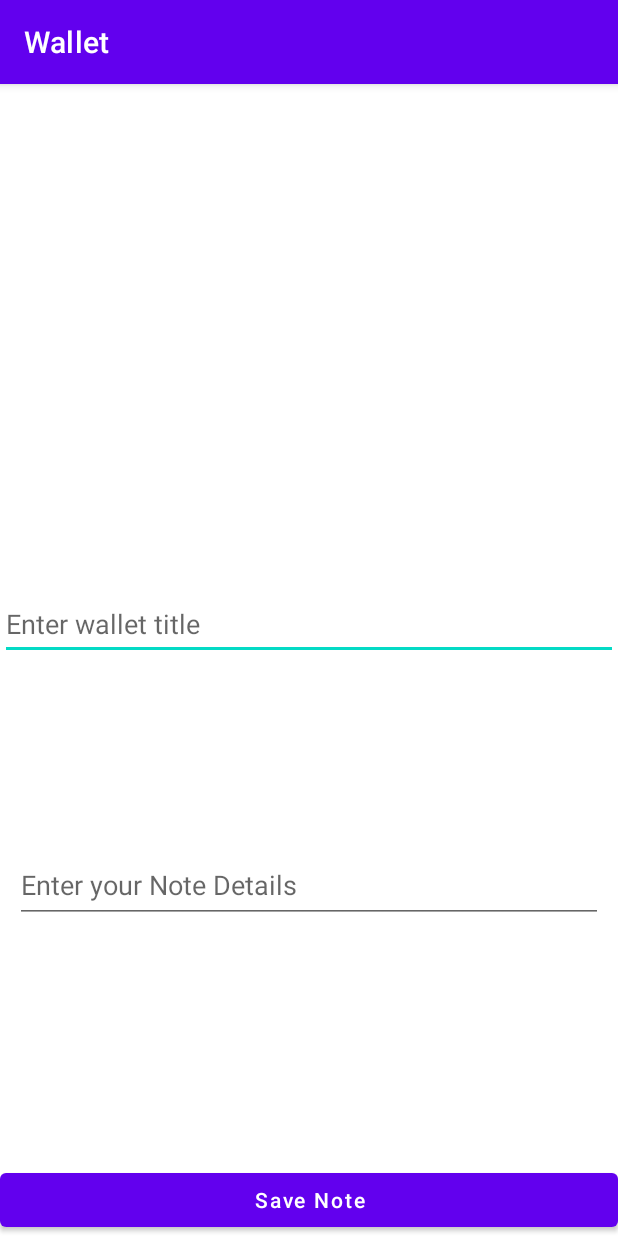
After one commit to boykoss/Wallet, an Android app: the AddOrEditWallet_Activity screen opened directly, with no data from a screen before it, on a phone screen of 412 x 824 dp. The commit adds this screen. Run offline under Robolectric (Android 15) with nearby library versions, the phone set to English and light mode, and no system bars; our stand-ins replace Room's generated code; 1 statement that could not run was skipped.

Commit message:
database first implementation

```diff
--- a/app/src/main/AndroidManifest.xml
+++ b/app/src/main/AndroidManifest.xml
@@ -12,6 +12,12 @@
         android:theme="@style/Theme.Wallet"
         tools:targetApi="31">
         <activity
+            android:name=".AddOrEditWallet_Activity"
+            android:exported="false" />
+        <activity
+            android:name=".MyWallets_Activity"
+            android:exported="false" />
+        <activity
             android:name=".MainActivity"
             android:exported="true">
             <intent-filter>
--- /dev/null
+++ b/app/src/main/java/com/example/wallet/AddOrEditWallet_Activity.kt
@@ -0,0 +1,92 @@
+package com.example.wallet
+
+import android.content.Intent
+import androidx.appcompat.app.AppCompatActivity
+import android.os.Bundle
+import android.widget.Button
+import android.widget.EditText
+import android.widget.Toast
+import androidx.lifecycle.ViewModelProvider
+import com.example.wallet.ViewModel.NoteViewModel
+import com.example.wallet.databinding.ActivityAddOrEditWalletBinding
+import com.example.wallet.databinding.ActivityMyWalletsBinding
+import com.example.wallet.room.Note
+import java.text.SimpleDateFormat
+import java.util.*
+
+class AddOrEditWallet_Activity : AppCompatActivity() {
+    lateinit var noteTitleEdt: EditText
+    lateinit var noteEdt: EditText
+    lateinit var saveBtn: Button
+
+    // on below line we are creating variable for
+    // viewmodal and integer for our note id.
+    lateinit var viewModel: NoteViewModel
+    var noteID = -1;
+
+    lateinit var binding: ActivityAddOrEditWalletBinding
+    override fun onCreate(savedInstanceState: Bundle?) {
+        super.onCreate(savedInstanceState)
+        binding = ActivityAddOrEditWalletBinding.inflate(layoutInflater)
+        setContentView(binding.root)
+        // on below line we are initializing our view modal.
+        viewModel = ViewModelProvider(
+            this,
+            ViewModelProvider.AndroidViewModelFactory.getInstance(application)
+        ).get(NoteViewModel::class.java)
+
+        // on below line we are initializing all our variables.
+        noteTitleEdt = binding.idEdtNoteName
+        noteEdt = binding.idEdtNoteDesc
+        saveBtn = binding.idSaveOrEditBtn
+
+
+        // on below line we are getting data passed via an intent.
+        val noteType = intent.getStringExtra("noteType")
+        if (noteType.equals("Edit")) {
+            // on below line we are setting data to edit text.
+            val noteTitle = intent.getStringExtra("noteTitle")
+            val noteDescription = intent.getStringExtra("noteDescription")
+            noteID = intent.getIntExtra("noteId", -1)
+            saveBtn.setText("Update Note")
+            noteTitleEdt.setText(noteTitle)
+            noteEdt.setText(noteDescription)
+        } else {
+            saveBtn.setText("Save Note")
+        }
+
+        // on below line we are adding
+        // click listener to our save button.
+        saveBtn.setOnClickListener {
+            // on below line we are getting
+            // title and desc from edit text.
+            val noteTitle = noteTitleEdt.text.toString()
+            val noteDescription = noteEdt.text.toString()
+            // on below line we are checking the type
+            // and then saving or updating the data.
+            if (noteType.equals("Edit")) {
+                if (noteTitle.isNotEmpty() && noteDescription.isNotEmpty()) {
+                    val sdf = SimpleDateFormat("dd MMM, yyyy - HH:mm")
+                    val currentDateAndTime: String = sdf.format(Date())
+                    val updatedNote = Note(noteTitle, noteDescription, currentDateAndTime)
+                    updatedNote.id = noteID
+                    viewModel.updateNote(updatedNote)
+                    Toast.makeText(this, "Note Updated..", Toast.LENGTH_LONG).show()
+                }
+            } else {
+                if (noteTitle.isNotEmpty() && noteDescription.isNotEmpty()) {
+                    val sdf = SimpleDateFormat("dd MMM, yyyy - HH:mm")
+                    val currentDateAndTime: String = sdf.format(Date())
+                    // if the string is not empty we are calling a
+                    // add note method to add data to our room database.
+                    viewModel.addNote(Note(noteTitle, noteDescription, currentDateAndTime))
+                    Toast.makeText(this, "$noteTitle Added", Toast.LENGTH_LONG).show()
+                }
+            }
+            // opening the new activity on below line
+            startActivity(Intent(applicationContext, MainActivity::class.java))
+            this.finish()
+
+        }
+    }
+}
--- /dev/null
+++ b/app/src/main/java/com/example/wallet/ViewModel/NoteViewModel.kt
@@ -0,0 +1,45 @@
+package com.example.wallet.ViewModel
+
+import android.app.Application
+import androidx.lifecycle.AndroidViewModel
+import androidx.lifecycle.LiveData
+import androidx.lifecycle.viewModelScope
+import com.example.wallet.room.Note
+import com.example.wallet.room.NoteDatabase
+import com.example.wallet.room.NoteRepository
+import kotlinx.coroutines.Dispatchers
+import kotlinx.coroutines.launch
+
+class NoteViewModel(application: Application): AndroidViewModel(application) {
+    // on below line we are creating a variable
+    // for our all notes list and repository
+    val allNotes: LiveData<List<Note>>
+    val repository: NoteRepository
+
+    // on below line we are initializing
+    // our dao, repository and all notes
+    init {
+        val dao = NoteDatabase.getDatabase(application).getNotesDao()
+        repository = NoteRepository(dao)
+        allNotes = repository.allNotes
+    }
+
+    // on below line we are creating a new method for deleting a note. In this we are
+    // calling a delete method from our repository to delete our note.
+    fun deleteNote(note: Note) = viewModelScope.launch(Dispatchers.IO){
+        repository.delete(note)
+    }
+
+    // on below line we are creating a new method for updating a note. In this we are
+    // calling a update method from our repository to update our note.
+    fun updateNote(note: Note) = viewModelScope.launch(Dispatchers.IO) {
+        repository.update(note)
+    }
+    // on below line we are creating a new method for adding a new note to our database
+    // we are calling a method from our repository to add a new note.
+    fun addNote(note: Note) =  viewModelScope.launch(Dispatchers.IO){
+        repository.insert(note)
+    }
+
+
+}
--- /dev/null
+++ b/app/src/main/java/com/example/wallet/room/NoteDatabase.kt
@@ -0,0 +1,34 @@
+package com.example.wallet.room
+
+import android.content.Context
+import androidx.room.Database
+import androidx.room.Room
+import androidx.room.RoomDatabase
+import com.example.wallet.NotesDao
+
+@Database(entities = arrayOf(Note::class), version = 1, exportSchema = false)
+abstract class NoteDatabase: RoomDatabase() {
+    abstract fun getNotesDao(): NotesDao
+
+    companion object{
+        // instances of database opening at the
+        // same time.
+        // volatile means "it is visible for other threads"
+        // singleton?
+        @Volatile
+        private var INSTANCE: NoteDatabase? = null
+        fun getDatabase(context:Context): NoteDatabase {
+            //if the INSTANCE is not null, then return it,
+            //if it is, then create database
+            return INSTANCE ?: synchronized(this){
+                val instance = Room.databaseBuilder(
+                    context.applicationContext,
+                    NoteDatabase::class.java,
+                    "note_database" ).build()
+                INSTANCE = instance
+                // return instance
+                instance
+            }
+        }
+    }
+}
--- /dev/null
+++ b/app/src/main/java/com/example/wallet/room/NoteRepository.kt
@@ -0,0 +1,25 @@
+package com.example.wallet.room
+
+import androidx.lifecycle.LiveData
+import com.example.wallet.NotesDao
+
+class NoteRepository(private val notesDao: NotesDao) {
+    // on below line we are creating a variable for our list
+    // and we are getting all the notes from our DAO class.
+    val allNotes: LiveData<List<Note>> = notesDao.getAllNotes()
+    // on below line we are creating an insert method
+    // for adding the note to our database.
+    suspend fun insert(note: Note){
+        notesDao.insert(note)
+    }
+    // on below line we are creating a delete method
+    // for deleting our note from database.
+    suspend fun delete(note: Note){
+        notesDao.delete(note)
+    }
+    // on below line we are creating a update method for
+    // updating our note from database.
+    suspend fun update(note: Note){
+        notesDao.update(note)
+    }
+}
--- /dev/null
+++ b/app/src/main/java/com/example/wallet/room/NotesDAO.kt
@@ -0,0 +1,34 @@
+package com.example.wallet
+
+import androidx.lifecycle.LiveData
+import androidx.room.*
+import com.example.wallet.room.Note
+
+// annotation for dao class.
+@Dao
+interface NotesDao {
+
+    // below is the insert method for
+    // adding a new entry to our database.
+    @Insert(onConflict = OnConflictStrategy.IGNORE)
+    suspend fun insert(note : Note)
+
+    // below is the delete method
+    // for deleting our note.
+    @Delete
+    suspend fun delete(note: Note)
+
+    // below is the method to read all the notes
+    // from our database we have specified the query for it.
+    // inside the query we are arranging it in ascending
+    // order on below line and we are specifying
+    // the table name from which
+    // we have to get the data.
+    @Query("Select * from notesTable order by id ASC")
+    fun getAllNotes(): LiveData<List<Note>>
+
+    // below method is use to update the note.
+    @Update
+    suspend fun update(note: Note)
+
+}
--- /dev/null
+++ b/app/src/main/res/drawable/baseline_account_balance_wallet_24.xml
@@ -0,0 +1,5 @@
+<vector android:height="24dp" android:tint="#000000"
+    android:viewportHeight="24" android:viewportWidth="24"
+    android:width="24dp" xmlns:android="http://schemas.android.com/apk/res/android">
+    <path android:fillColor="@android:color/white" android:pathData="M21,18v1c0,1.1 -0.9,2 -2,2L5,21c-1.11,0 -2,-0.9 -2,-2L3,5c0,-1.1 0.89,-2 2,-2h14c1.1,0 2,0.9 2,2v1h-9c-1.11,0 -2,0.9 -2,2v8c0,1.1 0.89,2 2,2h9zM12,16h10L22,8L12,8v8zM16,13.5c-0.83,0 -1.5,-0.67 -1.5,-1.5s0.67,-1.5 1.5,-1.5 1.5,0.67 1.5,1.5 -0.67,1.5 -1.5,1.5z"/>
+</vector>
--- /dev/null
+++ b/app/src/main/res/drawable/baseline_delete_24.xml
@@ -0,0 +1,5 @@
+<vector android:height="24dp" android:tint="#000000"
+    android:viewportHeight="24" android:viewportWidth="24"
+    android:width="24dp" xmlns:android="http://schemas.android.com/apk/res/android">
+    <path android:fillColor="@android:color/white" android:pathData="M6,19c0,1.1 0.9,2 2,2h8c1.1,0 2,-0.9 2,-2V7H6v12zM19,4h-3.5l-1,-1h-5l-1,1H5v2h14V4z"/>
+</vector>
--- /dev/null
+++ b/app/src/main/res/layout/activity_add_or_edit_wallet.xml
@@ -0,0 +1,54 @@
+<?xml version="1.0" encoding="utf-8"?>
+<androidx.constraintlayout.widget.ConstraintLayout xmlns:android="http://schemas.android.com/apk/res/android"
+    xmlns:app="http://schemas.android.com/apk/res-auto"
+    xmlns:tools="http://schemas.android.com/tools"
+    android:layout_width="match_parent"
+    android:layout_height="match_parent"
+    tools:context=".AddOrEditWallet_Activity">
+    <!--edit text for note title-->
+    <EditText
+        android:id="@+id/idEdtNoteName"
+        android:layout_width="match_parent"
+        android:layout_height="wrap_content"
+        android:hint="Enter wallet title"
+        android:minHeight="48dp"
+        app:layout_constraintBottom_toTopOf="@+id/idSaveOrEditBtn"
+        app:layout_constraintEnd_toEndOf="parent"
+        app:layout_constraintStart_toStartOf="parent"
+        app:layout_constraintTop_toTopOf="parent" />
+
+    <!--edit text for note description-->
+    <!--button for saving and updating a note-->
+
+    <EditText
+        android:id="@+id/idEdtNoteDesc"
+        android:layout_width="match_parent"
+        android:layout_height="wrap_content"
+        android:layout_below="@id/idEdtNoteName"
+        android:layout_margin="10dp"
+        android:gravity="start|top"
+        android:hint="Enter your Note Details"
+        android:inputType="textMultiLine"
+        android:minHeight="48dp"
+        android:singleLine="false"
+        app:layout_constraintBottom_toTopOf="@+id/idSaveOrEditBtn"
+        app:layout_constraintEnd_toEndOf="parent"
+        app:layout_constraintHorizontal_bias="0.473"
+        app:layout_constraintStart_toStartOf="parent"
+        app:layout_constraintTop_toBottomOf="@+id/idEdtNoteName"
+        app:layout_constraintVertical_bias="0.439" />
+
+    <Button
+        android:id="@+id/idSaveOrEditBtn"
+        android:layout_width="match_parent"
+        android:layout_height="wrap_content"
+        android:layout_alignParentBottom="true"
+        android:text="Done"
+        android:textAllCaps="false"
+        android:textColor="@color/white"
+        app:layout_constraintBottom_toBottomOf="parent"
+        tools:ignore="MissingConstraints"
+        tools:layout_editor_absoluteX="10dp" />
+
+
+</androidx.constraintlayout.widget.ConstraintLayout>
--- a/app/src/main/res/values/strings.xml
+++ b/app/src/main/res/values/strings.xml
@@ -7,4 +7,7 @@
     <string name="settings">Settings</string>
     <string name="add_spending">add_spending</string>
     <string name="add_transaction">Add transaction</string>
+    <string name="my_wallets">My wallets</string>
+    <!-- TODO: Remove or change this placeholder text -->
+    <string name="hello_blank_fragment">Hello blank fragment</string>
 </resources>
```
Also changed, not shown: app/build.gradle (+20 -2 lines), app/src/main/java/com/example/wallet/MainActivity.kt (+22 -2 lines), app/src/main/java/com/example/wallet/MyWallets_Activity.kt (added, +89 -0 lines), app/src/main/java/com/example/wallet/adapters/NoteRVAdapter.kt (added, +92 -0 lines), app/src/main/java/com/example/wallet/room/Note.kt (added, +17 -0 lines), app/src/main/res/layout/activity_main.xml (+24 -0 lines), app/src/main/res/layout/activity_my_wallets.xml (added, +34 -0 lines), app/src/main/res/layout/wallets_rv_item.xml (added, +60 -0 lines), build.gradle (+11 -0 lines).
